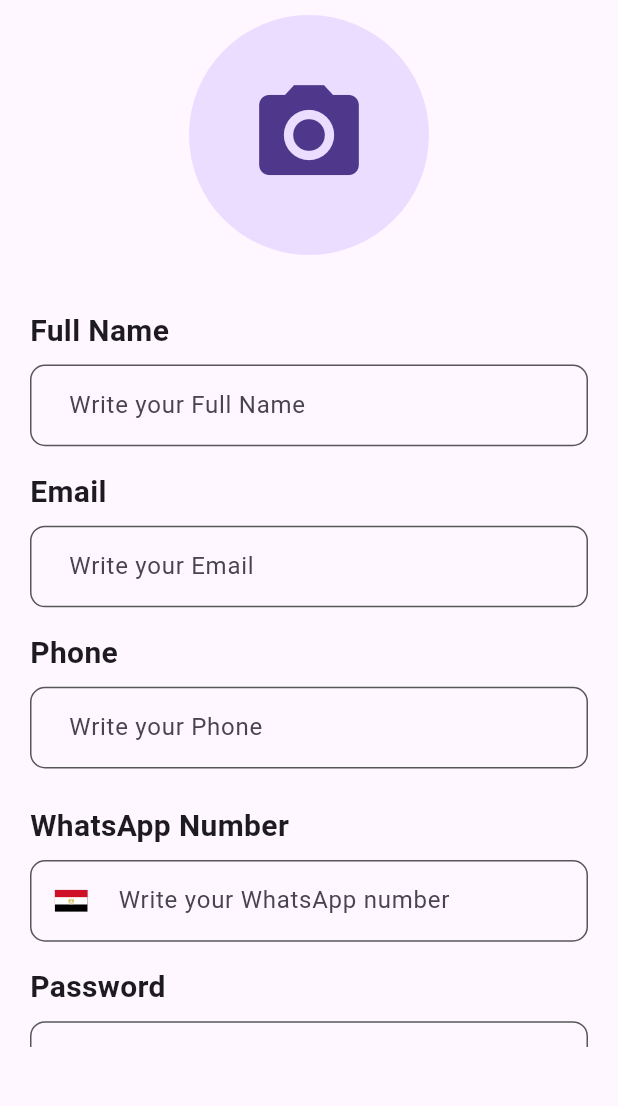
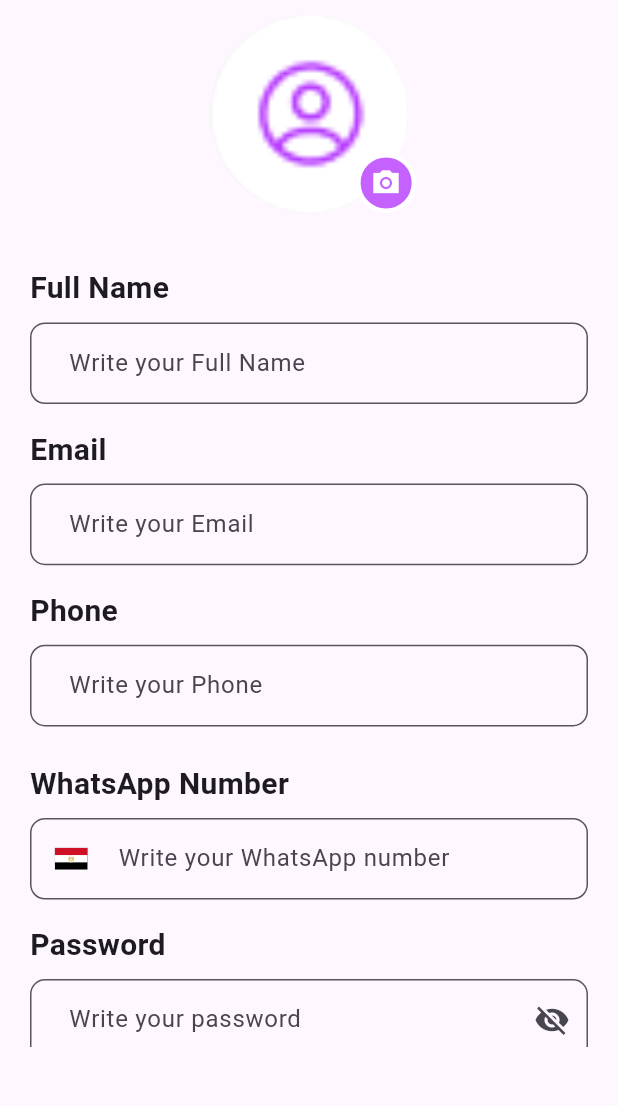
Before and after one commit to shehabhy1/barter_project_2023, a Flutter app: the RegisterView screen opened by its route, on a phone screen of 412 x 824 dp, the part 129-1235 px from its top. Run offline on Flutter 3.47's test engine with Material 3 defaults, Android fonts, the phone set to English and light mode, and no system bars; our stand-ins replace bloc, dartz, dio, flutter_bloc, flutter_otp_text_field, flutter_screenutil and 6 more; missing offline and left inert: mime_type; accounts and stored records are empty; Roboto replaces fonts that are missing (Poppins).

Commit message:
hundle gender and image

```diff
--- /dev/null
+++ b/lib/core/shared_widget/image_picker/pick_image_widget.dart
@@ -0,0 +1,49 @@
+import 'dart:io';
+import 'package:flutter/material.dart';
+import 'package:image_picker/image_picker.dart';
+import '../../helper/app_constants.dart';
+
+class PickImageWidget extends StatelessWidget {
+  final XFile? pickedImage;
+
+  const PickImageWidget({super.key, this.pickedImage});
+
+  @override
+  Widget build(BuildContext context) {
+    return pickedImage == null
+        ? CircleAvatar(
+            backgroundColor: Colors.grey.shade200,
+            backgroundImage: const AssetImage("assets/images/avatar.png"),
+            child: Stack(
+              children: [
+                Positioned(
+                  right: 0,
+                  bottom: 0,
+                  child: Container(
+                    height: 40,
+                    width: 40,
+                    decoration: BoxDecoration(
+                      color: AppConstants.primaryColor.withOpacity(0.8),
+                      border: Border.all(color: Colors.white, width: 3),
+                      borderRadius: BorderRadius.circular(25),
+                    ),
+                    child: const Icon(
+                      Icons.camera_alt_sharp,
+                      color: Colors.white,
+                      size: 20,
+                    ),
+                  ),
+                ),
+              ],
+            ),
+          )
+        : CircleAvatar(
+            backgroundImage: FileImage(
+              File(
+                pickedImage!.path,
+                //fit: BoxFit.fill,
+              ),
+            ),
+          );
+  }
+}
--- /dev/null
+++ b/lib/core/shared_widget/image_picker/show_image_dialog.dart
@@ -0,0 +1,55 @@
+import 'package:flutter/material.dart';
+import 'package:flutter_bloc/flutter_bloc.dart';
+import 'package:image_picker/image_picker.dart';
+import '../../../features/auth/register/presentation/veiw_model/cubit/register_cubit.dart';
+import 'image_picker_dialog.dart';
+import 'pick_image_widget.dart';
+
+class ImageDialogeShow extends StatefulWidget {
+  const ImageDialogeShow({super.key});
+
+  @override
+  State<ImageDialogeShow> createState() => ImageDialogeShowState();
+}
+
+class ImageDialogeShowState extends State<ImageDialogeShow> {
+  final ImagePicker picker = ImagePicker();
+
+  @override
+  Widget build(BuildContext context) {
+    var cubit = context.read<RegisterCubit>();
+    return GestureDetector(
+      onTap: () {
+        showImagePickerDialogSection(context, cubit);
+      },
+      child: PickImageWidget(
+        pickedImage: cubit.profilePic,
+      ),
+    );
+  }
+
+  void showImagePickerDialogSection(BuildContext context, RegisterCubit cubit) {
+    showDialog(
+      context: context,
+      builder: (BuildContext context) {
+        return ImagePickerDialog(
+          profilePic: cubit.profilePic,
+          cameraFun: () async {
+            cubit.profilePic =
+                await picker.pickImage(source: ImageSource.camera);
+            setState(() {});
+          },
+          galleryFun: () async {
+            cubit.profilePic =
+                await picker.pickImage(source: ImageSource.gallery);
+            setState(() {});
+          },
+          removeFun: () {
+            cubit.profilePic = null;
+            setState(() {});
+          },
+        );
+      },
+    );
+  }
+}
--- a/lib/features/auth/register/presentation/view/widgets/image_section.dart
+++ /dev/null
@@ -1,48 +0,0 @@
-import 'package:barter_app/features/auth/register/presentation/veiw_model/cubit/register_cubit.dart';
-import 'package:barter_app/features/auth/register/presentation/veiw_model/cubit/register_state.dart';
-import 'package:flutter/material.dart';
-import 'package:flutter_bloc/flutter_bloc.dart';
-
-class ImageSection extends StatelessWidget {
-  const ImageSection({
-    super.key,
-  });
-
-  @override
-  Widget build(BuildContext context) {
-    return BlocBuilder<RegisterCubit, RegisterState>(
-      builder: (context, state) {
-        return GestureDetector(
-          onTap: () => context.read<RegisterCubit>().selectImage(),
-          child: Stack(
-            alignment: Alignment.bottomRight,
-            children: [
-              CircleAvatar(
-                radius: 80,
-                backgroundImage: context.read<RegisterCubit>().imageFile != null
-                    ? FileImage(context.read<RegisterCubit>().imageFile!)
-                    : null,
-                child: context.read<RegisterCubit>().imageFile == null
-                    ? const Icon(
-                        Icons.camera_alt,
-                        size: 80,
-                      )
-                    : null,
-              ),
-              if (context.read<RegisterCubit>().imageFile != null)
-                IconButton(
-                    onPressed: () {
-                      context.read<RegisterCubit>().removeImage();
-                    },
-                    icon: const Icon(
-                      Icons.delete_rounded,
-                      size: 30,
-                      color: Colors.blue,
-                    ))
-            ],
-          ),
-        );
-      },
-    );
-  }
-}
--- a/lib/features/auth/register/presentation/view/widgets/register_body.dart
+++ b/lib/features/auth/register/presentation/view/widgets/register_body.dart
@@ -7,9 +7,10 @@
 import 'package:barter_app/features/auth/register/presentation/view/widgets/create_line.dart';
 import 'package:flutter/material.dart';
 import 'package:flutter_bloc/flutter_bloc.dart';
+import 'package:flutter_screenutil/flutter_screenutil.dart';
 import '../../../../../../core/shared_widget/app_buttom.dart';
+import '../../../../../../core/shared_widget/image_picker/show_image_dialog.dart';
 import '../../../../login/presentation/view/widgets/custom_center_text.dart';
-import 'image_section.dart';
 
 class RegisterBody extends StatelessWidget {
   const RegisterBody({super.key});
@@ -23,7 +24,12 @@
           child: Column(
         children: [
           const CustomCenterText(text: 'Create account'),
-          const ImageSection(),
+          //const ImageSection(),
+          SizedBox(
+            height: 130.h,
+            width: 130.w,
+            child: const ImageDialogeShow(),
+          ),
           const SizedBox(height: 20),
           const FieldsOfRegister(),
           const SizedBox(height: 16),
```
Also changed, not shown: lib/core/shared_widget/image_picker/image_picker_dialog.dart (added, +73 -0 lines), lib/core/shared_widget/radio_buttom.dart (+6 -2 lines), lib/features/auth/register/presentation/veiw_model/cubit/register_cubit.dart (+16 -36 lines).
